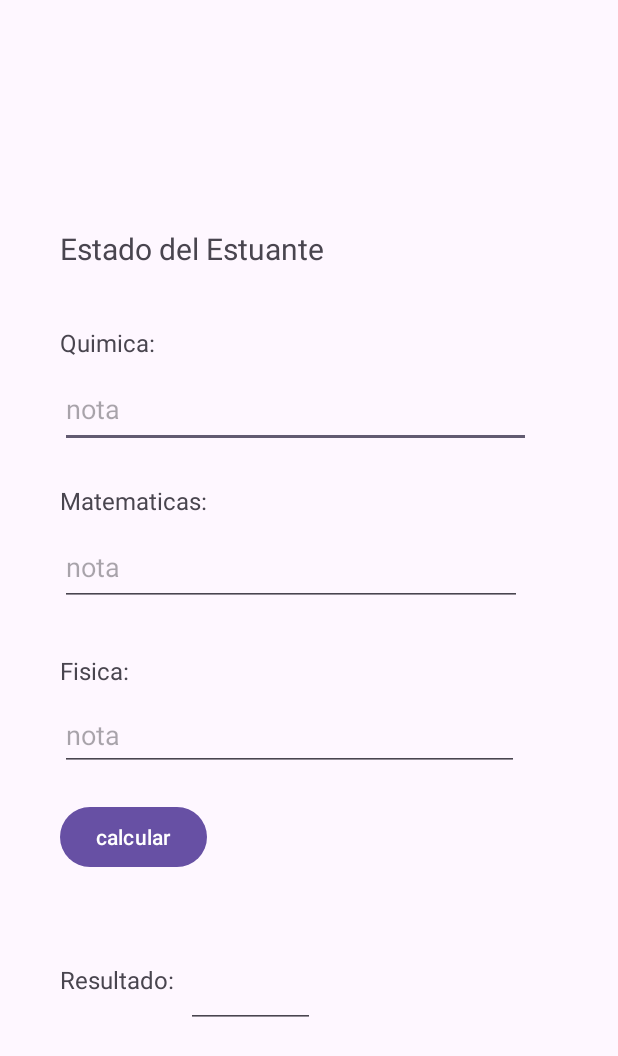
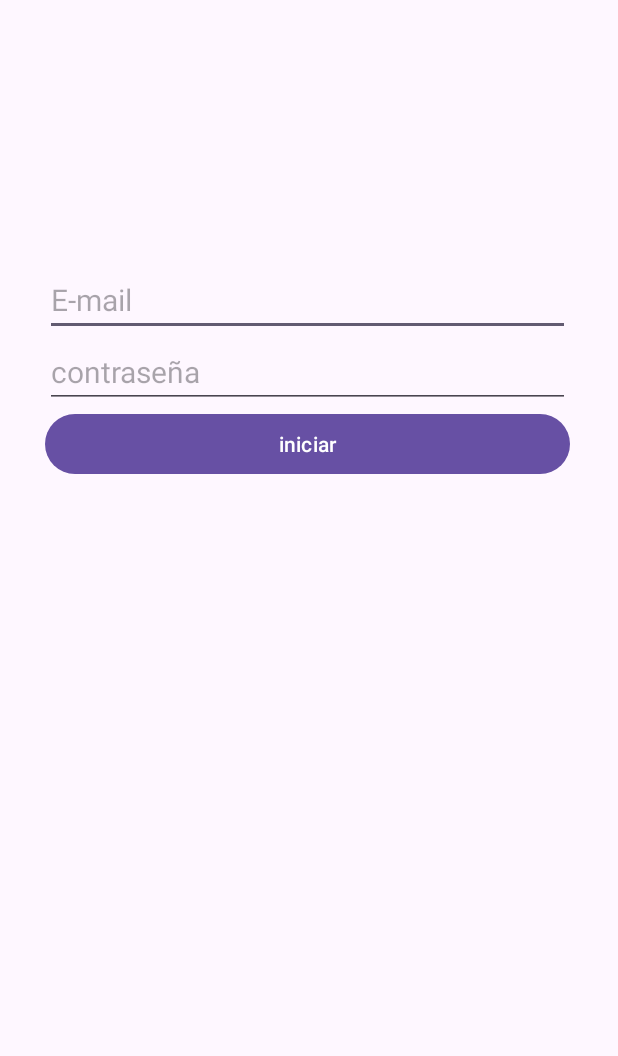
Before and after one commit to jotaalvarezz/androidStudio_apps, an Android app: the screen it shows after launch (MainActivity), on a phone screen of 412 x 824 dp. Shown: the top 1056 px of the screen. Run offline under Robolectric (Android 15) with nearby library versions, the phone set to English and light mode, and no system bars.

Commit message:
linear layout finish

```diff
--- a/app/src/main/java/com/example/myapplication/MainActivity.java
+++ b/app/src/main/java/com/example/myapplication/MainActivity.java
@@ -14,51 +14,16 @@ import androidx.core.view.WindowInsetsCompat;
 import java.math.BigDecimal;
 
 public class MainActivity extends AppCompatActivity {
-    private EditText edt1;
-    private EditText edt2;
-    private EditText edt3;
-    private EditText edt4;
-    private TextView tw1;
 
     @Override
     protected void onCreate(Bundle savedInstanceState) {
         super.onCreate(savedInstanceState);
         EdgeToEdge.enable(this);
         setContentView(R.layout.activity_main);
-        edt1 = (EditText) findViewById(R.id.text_value1);
-        edt2 = (EditText) findViewById(R.id.text_value2);
-        edt3 = (EditText) findViewById(R.id.text_value3);
-        edt4 = (EditText) findViewById(R.id.editTextText);
-        tw1 = (TextView) findViewById(R.id.textView6);
         ViewCompat.setOnApplyWindowInsetsListener(findViewById(R.id.main), (v, insets) -> {
             Insets systemBars = insets.getInsets(WindowInsetsCompat.Type.systemBars());
             v.setPadding(systemBars.left, systemBars.top, systemBars.right, systemBars.bottom);
             return insets;
         });
     }
-
-    public void calculate(View view){
-        String value1 = edt1.getText().toString();
-        String value2 = edt2.getText().toString();
-        String value3 = edt3.getText().toString();
-
-        float prom = 0;
-
-        float note1 = Float.parseFloat(value1);
-        float note2 = Float.parseFloat(value2);
-        float note3 = Float.parseFloat(value3);
-
-        prom = (note1 + note2 + note3) / 3;
-
-        String res = "";
-        String promedio = String.valueOf(prom);
-        if(prom >= 6){
-            res = String.valueOf("aprobado");
-        }else if(prom < 6){
-            res = String.valueOf("reprobado");
-        }
-
-        tw1.setText(res);
-        edt4.setText(promedio);
-    }
 }
--- a/app/src/main/res/layout/activity_main.xml
+++ b/app/src/main/res/layout/activity_main.xml
@@ -7,125 +7,38 @@
     android:layout_height="match_parent"
     tools:context=".MainActivity">
 
-    <TextView
-        android:id="@+id/textView"
-        android:layout_width="wrap_content"
+    <LinearLayout
+        android:layout_width="350dp"
         android:layout_height="wrap_content"
-        android:layout_marginStart="40dp"
-        android:layout_marginTop="152dp"
-        android:text="@string/text_status"
-        android:textSize="20sp"
+        android:layout_marginTop="176dp"
+        android:orientation="vertical"
+        app:layout_constraintEnd_toEndOf="parent"
+        app:layout_constraintHorizontal_bias="0.483"
         app:layout_constraintStart_toStartOf="parent"
-        app:layout_constraintTop_toTopOf="parent" />
+        app:layout_constraintTop_toTopOf="parent">
 
-    <TextView
-        android:id="@+id/textView2"
-        android:layout_width="wrap_content"
-        android:layout_height="wrap_content"
-        android:layout_marginStart="40dp"
-        android:layout_marginTop="16dp"
-        android:text="@string/text_quimica"
-        android:textSize="16sp"
-        app:layout_constraintStart_toStartOf="parent"
-        app:layout_constraintTop_toBottomOf="@+id/textView6" />
+        <EditText
+            android:id="@+id/editTextText"
+            android:layout_width="match_parent"
+            android:layout_height="wrap_content"
+            android:ems="10"
+            android:hint="@string/txt_mail"
+            android:inputType="text"
+            android:textSize="20sp" />
 
-    <EditText
-        android:id="@+id/text_value1"
-        android:layout_width="314dp"
-        android:layout_height="51dp"
-        android:layout_marginStart="40dp"
-        android:layout_marginTop="8dp"
-        android:ems="10"
-        android:hint="@string/text_hint"
-        android:inputType="numberDecimal"
-        app:layout_constraintStart_toStartOf="parent"
-        app:layout_constraintTop_toBottomOf="@+id/textView2" />
+        <EditText
+            android:id="@+id/editTextTextPassword"
+            android:layout_width="match_parent"
+            android:layout_height="wrap_content"
+            android:ems="10"
+            android:hint="@string/text_password"
+            android:inputType="textPassword"
+            android:textSize="20sp" />
 
-    <EditText
-        android:id="@+id/text_value2"
-        android:layout_width="308dp"
-        android:layout_height="51dp"
-        android:layout_marginStart="40dp"
-        android:layout_marginTop="8dp"
-        android:ems="10"
-        android:hint="@string/text_hint"
-        android:inputType="numberDecimal"
-        app:layout_constraintStart_toStartOf="parent"
-        app:layout_constraintTop_toBottomOf="@+id/textView3" />
-
-    <EditText
-        android:id="@+id/text_value3"
-        android:layout_width="306dp"
-        android:layout_height="48dp"
-        android:layout_marginStart="40dp"
-        android:layout_marginTop="8dp"
-        android:ems="10"
-        android:hint="@string/text_hint"
-        android:inputType="numberDecimal"
-        app:layout_constraintStart_toStartOf="parent"
-        app:layout_constraintTop_toBottomOf="@+id/textView4" />
-
-    <TextView
-        android:id="@+id/textView3"
-        android:layout_width="wrap_content"
-        android:layout_height="wrap_content"
-        android:layout_marginStart="40dp"
-        android:layout_marginTop="24dp"
-        android:text="@string/text_matematicas"
-        android:textSize="16sp"
-        app:layout_constraintStart_toStartOf="parent"
-        app:layout_constraintTop_toBottomOf="@+id/text_value1" />
-
-    <TextView
-        android:id="@+id/textView4"
-        android:layout_width="wrap_content"
-        android:layout_height="wrap_content"
-        android:layout_marginStart="40dp"
-        android:layout_marginTop="32dp"
-        android:text="@string/text_fisica"
-        android:textSize="16sp"
-        app:layout_constraintStart_toStartOf="parent"
-        app:layout_constraintTop_toBottomOf="@+id/text_value2" />
-
-    <Button
-        android:id="@+id/button"
-        android:layout_width="wrap_content"
-        android:layout_height="wrap_content"
-        android:layout_marginStart="40dp"
-        android:layout_marginTop="20dp"
-        android:onClick="calculate"
-        android:text="@string/btn"
-        app:layout_constraintStart_toStartOf="parent"
-        app:layout_constraintTop_toBottomOf="@+id/text_value3" />
-
-    <TextView
-        android:id="@+id/textView5"
-        android:layout_width="wrap_content"
-        android:layout_height="wrap_content"
-        android:layout_marginStart="40dp"
-        android:layout_marginTop="60dp"
-        android:text="@string/text_res"
-        android:textSize="16sp"
-        app:layout_constraintStart_toStartOf="parent"
-        app:layout_constraintTop_toBottomOf="@+id/button" />
-
-    <EditText
-        android:id="@+id/editTextText"
-        android:layout_width="86dp"
-        android:layout_height="43dp"
-        android:layout_marginStart="8dp"
-        android:layout_marginTop="60dp"
-        android:ems="10"
-        android:inputType="text"
-        app:layout_constraintStart_toEndOf="@+id/textView5"
-        app:layout_constraintTop_toBottomOf="@+id/button" />
-
-    <TextView
-        android:id="@+id/textView6"
-        android:layout_width="112dp"
-        android:layout_height="22dp"
-        android:layout_marginStart="40dp"
-        android:textStyle="bold"
-        app:layout_constraintStart_toStartOf="parent"
-        app:layout_constraintTop_toBottomOf="@+id/textView" />
+        <Button
+            android:id="@+id/button7"
+            android:layout_width="match_parent"
+            android:layout_height="wrap_content"
+            android:text="@string/btn_login" />
+    </LinearLayout>
 </androidx.constraintlayout.widget.ConstraintLayout>
--- a/app/src/main/res/values/strings.xml
+++ b/app/src/main/res/values/strings.xml
@@ -1,11 +1,6 @@
 <resources>
     <string name="app_name">My Application</string>
-    <string name="text_status">Estado del Estuante</string>
-    <string name="text_state"></string>
-    <string name="text_quimica">Quimica:</string>
-    <string name="text_matematicas">Matematicas:</string>
-    <string name="text_fisica">Fisica:</string>
-    <string name="text_res">Resultado:</string>
-    <string name="text_hint">nota</string>
-    <string name="btn">calcular</string>
+    <string name="txt_mail">E-mail</string>
+    <string name="text_password">contraseña</string>
+    <string name="btn_login">iniciar</string>
 </resources>
```
